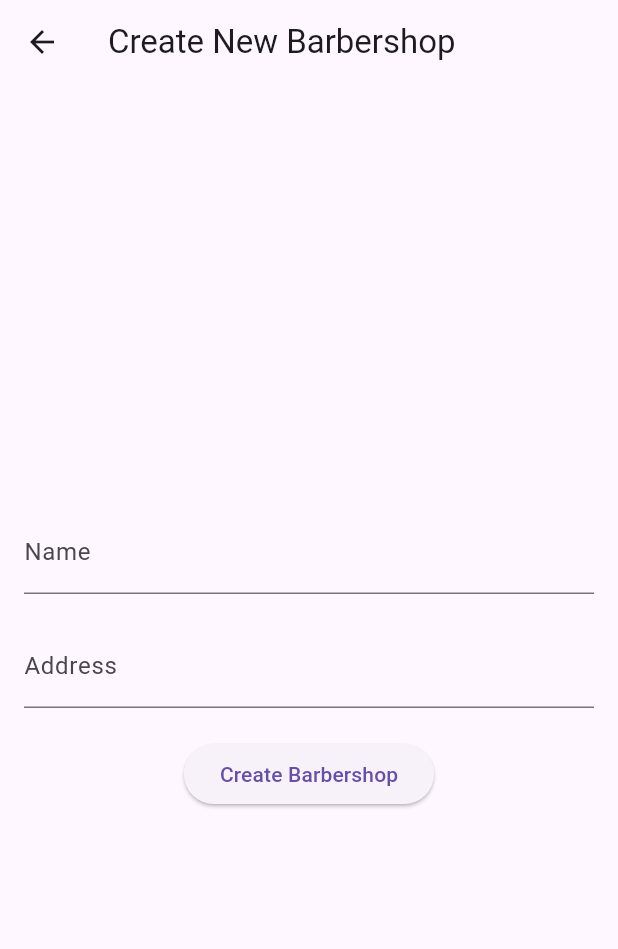
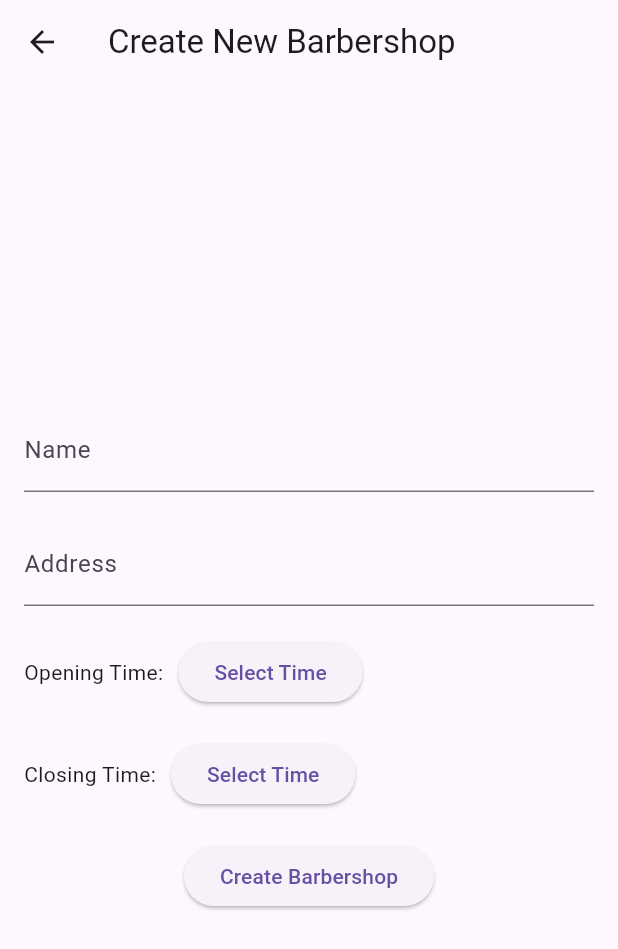
Before and after one commit to Akshyat-FYP/salonbuddy, a Flutter app: the CreateBarbershopPage screen opened directly with empty values, after a tap on "Create Barbershop", on a phone screen of 412 x 824 dp. Shown: the top 949 px of the screen. Run offline on Flutter 3.47's test engine with Material 3 defaults, Android fonts, the phone set to English and light mode, and no system bars; our stand-ins replace firebase_core, firebase_messaging, flutter_rating_bar, image_picker, pdf, printing; missing offline and left inert: image_picker_android, jwt_decode; accounts and stored records are empty; network calls fail.

Commit message:
new barbershop update

```diff
--- a/lib/Pages/Barber/CreateBarbershopPage.dart
+++ b/lib/Pages/Barber/CreateBarbershopPage.dart
@@ -2,28 +2,41 @@ import 'dart:convert';
 import 'package:flutter/material.dart';
 import 'package:http/http.dart' as http;
 
-class CreateBarbershopPage extends StatelessWidget {
+class CreateBarbershopPage extends StatefulWidget {
   final String accessToken;
 
   CreateBarbershopPage({required this.accessToken});
 
+  @override
+  _CreateBarbershopPageState createState() => _CreateBarbershopPageState();
+}
+
+class _CreateBarbershopPageState extends State<CreateBarbershopPage> {
   final TextEditingController nameController = TextEditingController();
   final TextEditingController addressController = TextEditingController();
+  TimeOfDay? openingTime;
+  TimeOfDay? closingTime;
 
   Future<void> createBarbershop(BuildContext context) async {
-    final int userId = extractUserIdFromToken(accessToken);
+    final int userId = extractUserIdFromToken(widget.accessToken);
     final String apiUrl =
         'http://192.168.10.69:8000/api/barbershops/create/$userId/';
 
     final response = await http.post(
       Uri.parse(apiUrl),
       headers: {
-        'Authorization': 'Bearer $accessToken',
+        'Authorization': 'Bearer ${widget.accessToken}',
         'Content-Type': 'application/json',
       },
       body: json.encode({
         'name': nameController.text,
         'address': addressController.text,
+        'opening_time': openingTime != null
+            ? '${openingTime!.hour}:${openingTime!.minute}'
+            : null,
+        'closing_time': closingTime != null
+            ? '${closingTime!.hour}:${closingTime!.minute}'
+            : null,
         'user_id': userId, // Pass user ID as a separate field
       }),
     );
@@ -59,6 +72,30 @@ class CreateBarbershopPage extends StatelessWidget {
     }
   }
 
+  Future<void> _selectOpeningTime(BuildContext context) async {
+    final TimeOfDay? selectedTime = await showTimePicker(
+      context: context,
+      initialTime: TimeOfDay.now(),
+    );
+    if (selectedTime != null) {
+      setState(() {
+        openingTime = selectedTime;
+      });
+    }
+  }
+
+  Future<void> _selectClosingTime(BuildContext context) async {
+    final TimeOfDay? selectedTime = await showTimePicker(
+      context: context,
+      initialTime: TimeOfDay.now(),
+    );
+    if (selectedTime != null) {
+      setState(() {
+        closingTime = selectedTime;
+      });
+    }
+  }
+
   @override
   Widget build(BuildContext context) {
     return Scaffold(
@@ -80,6 +117,36 @@ class CreateBarbershopPage extends StatelessWidget {
               decoration: InputDecoration(labelText: 'Address'),
             ),
             SizedBox(height: 20),
+            Row(
+              children: [
+                Text('Opening Time:'),
+                SizedBox(width: 10),
+                ElevatedButton(
+                  onPressed: () => _selectOpeningTime(context),
+                  child: Text(
+                    openingTime != null
+                        ? '${openingTime!.hour}:${openingTime!.minute}'
+                        : 'Select Time',
+                  ),
+                ),
+              ],
+            ),
+            SizedBox(height: 20),
+            Row(
+              children: [
+                Text('Closing Time:'),
+                SizedBox(width: 10),
+                ElevatedButton(
+                  onPressed: () => _selectClosingTime(context),
+                  child: Text(
+                    closingTime != null
+                        ? '${closingTime!.hour}:${closingTime!.minute}'
+                        : 'Select Time',
+                  ),
+                ),
+              ],
+            ),
+            SizedBox(height: 20),
             ElevatedButton(
               onPressed: () {
                 createBarbershop(context);
--- a/lib/Pages/Customer/CreateAppointment.dart
+++ b/lib/Pages/Customer/CreateAppointment.dart
@@ -49,7 +49,7 @@ class _CreateAppointmentPageState extends State<CreateAppointmentPage> {
       }
     } catch (e) {
       print('Error fetching barbers: $e');
-      throw Exception('Error fetching barbers');
+      // Handle error
     }
   }
 
@@ -72,7 +72,7 @@ class _CreateAppointmentPageState extends State<CreateAppointmentPage> {
       }
     } catch (e) {
       print('Error fetching styles of cut: $e');
-      throw Exception('Error fetching styles of cut');
+      // Handle error
     }
   }
 
@@ -114,6 +114,7 @@ class _CreateAppointmentPageState extends State<CreateAppointmentPage> {
 
     if (selectedStyle == null) {
       print('Selected style not found');
+      // Handle error: Style not found
       return;
     }
 
@@ -145,6 +146,7 @@ class _CreateAppointmentPageState extends State<CreateAppointmentPage> {
       }
     } catch (e) {
       print('Error creating appointment: $e');
+      // Handle error
     }
   }
 
```
Also changed, not shown: lib/Pages/Barber/UpdateBarbershopPage.dart (+62 -0 lines), lib/Pages/Barber/bhomepage.dart (+3 -4 lines), lib/Pages/auth/loginPage.dart (+0 -7 lines), 7 other files.
